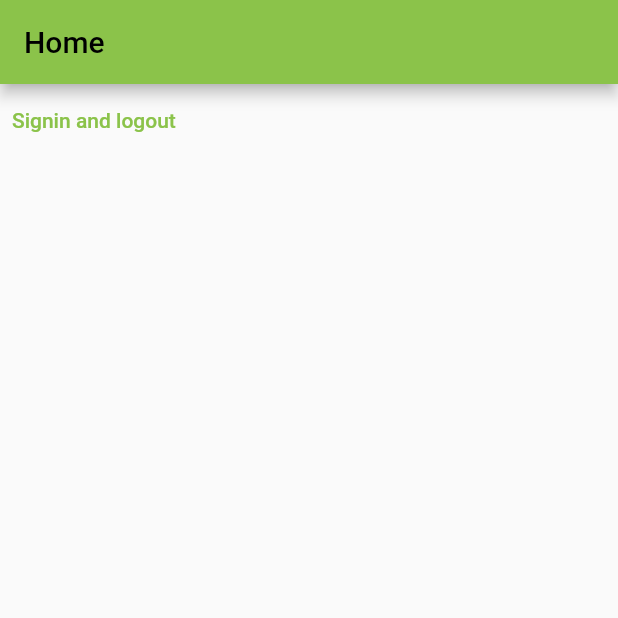
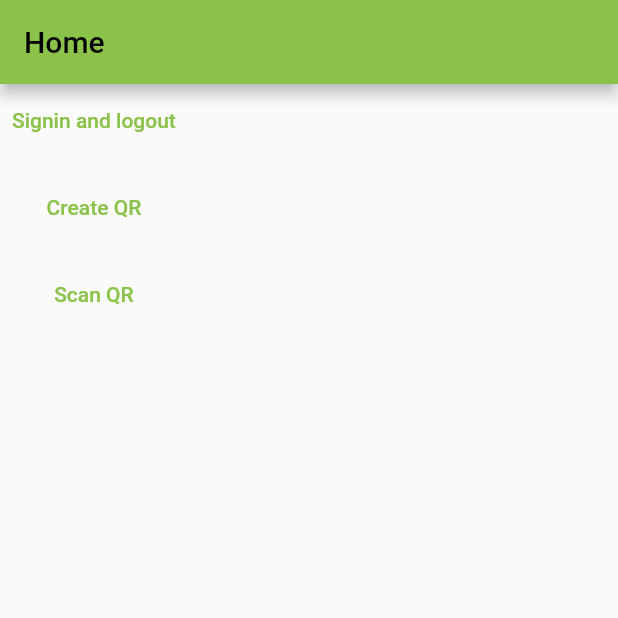
Before and after one commit to teamCHARTA/Charta, a Flutter app: the screen it shows after launch, on a phone screen of 412 x 824 dp, the top half of it. Run offline on Flutter 3.47's test engine with Material 2 defaults, Android fonts, the phone set to English and light mode, and no system bars; our stand-ins replace barcode_widget, cloud_firestore, firebase_auth, firebase_core, google_sign_in; missing offline and left inert: flutter_barcode_scanner; accounts and stored records are empty.

Commit message:
merged without any error

```diff
--- a/lib/qrscreens/qrmain.dart
+++ b/lib/qrscreens/qrmain.dart
@@ -1,5 +1,5 @@
-import 'package:charta_qr/screens/createqr.dart';
-import 'package:charta_qr/screens/scanqr.dart';
+import 'package:charta/qrscreens/createqr.dart';
+import 'package:charta/qrscreens/scanqr.dart';
 import 'package:flutter/material.dart';
 
 void main(List<String> args) {
--- a/lib/screens/home.dart
+++ b/lib/screens/home.dart
@@ -1,3 +1,5 @@
+import 'package:charta/qrscreens/createqr.dart';
+import 'package:charta/qrscreens/scanqr.dart';
 import 'package:charta/screens/signin.dart';
 import 'package:firebase_auth/firebase_auth.dart';
 import 'package:flutter/material.dart';
@@ -35,7 +37,24 @@ class _HomeState extends State<Home> {
     [
     TextButton(
     onPressed: (){Navigator.push(context,  MaterialPageRoute(builder: (context)=>const Signin()));},
-    child:const  Text("Signin and logout"),)
+    child:const  Text("Signin and logout"),),
+      const SizedBox(height: 10,),
+      TextButton(
+          onPressed: () {
+            Navigator.of(context).push(MaterialPageRoute(
+                builder: (context)=>const CreateScreen(uniqCode: 'killer says hi',)//calling with uniqueCode
+            ));
+          },
+          child: const Text('Create QR')),
+      const SizedBox(height: 10,),
+      TextButton(onPressed: () {
+        Navigator.of(context).push(MaterialPageRoute(
+            builder: (context)=>ScanScreen()
+        ));
+
+      },
+          child: const Text('Scan QR')),
+
     ]),
     ],);}
 
```
Also changed, not shown: pubspec.lock.
